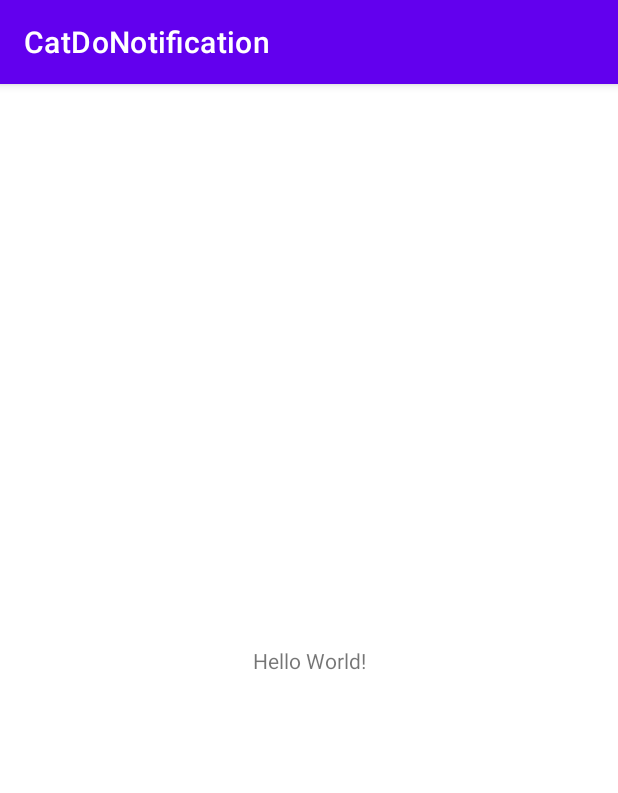
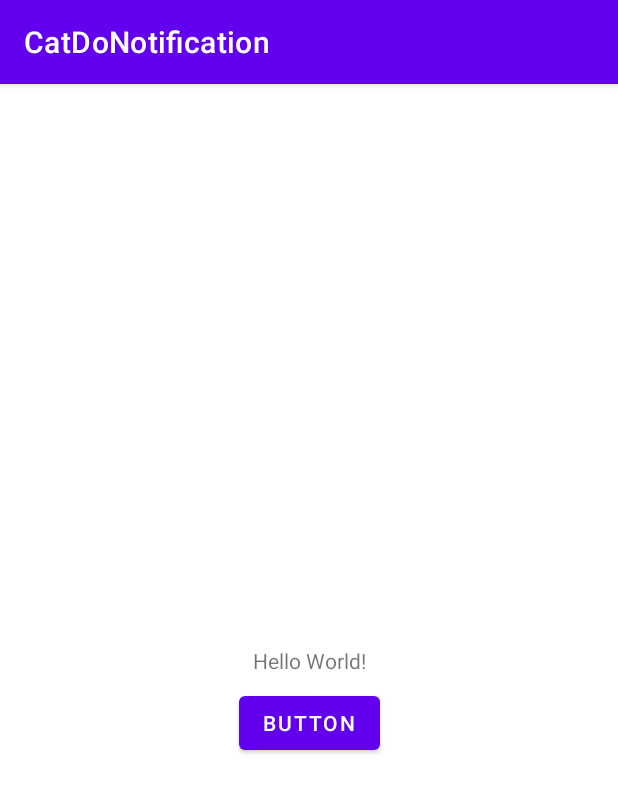
Before and after one commit to Hack-Roll-2022/CatDo, an Android app: the screen it shows after launch (MainActivity), on a phone screen of 412 x 824 dp. Shown: the top 793 px of the screen. Run offline under Robolectric (Android 15) with nearby library versions, the phone set to English and light mode, and no system bars.

Commit message:
Notification added (click button enables notification)

```diff
--- a/app/build.gradle
+++ b/app/build.gradle
@@ -27,8 +27,9 @@ android {
     }
 }
 
+
 dependencies {
-
+    implementation 'androidx.core:core:1.6.0'
     implementation 'androidx.appcompat:appcompat:1.2.0'
     implementation 'com.google.android.material:material:1.3.0'
     implementation 'androidx.constraintlayout:constraintlayout:2.0.4'
--- /dev/null
+++ b/app/src/main/res/drawable/ic_notification_icon.xml
@@ -0,0 +1,4 @@
+<?xml version="1.0" encoding="utf-8"?>
+<selector xmlns:android="http://schemas.android.com/apk/res/android">
+
+</selector>
--- a/app/src/main/res/layout/activity_main.xml
+++ b/app/src/main/res/layout/activity_main.xml
@@ -7,6 +7,7 @@
     tools:context=".MainActivity">
 
     <TextView
+        android:id="@+id/textView"
         android:layout_width="wrap_content"
         android:layout_height="wrap_content"
         android:text="Hello World!"
@@ -15,4 +16,15 @@
         app:layout_constraintRight_toRightOf="parent"
         app:layout_constraintTop_toTopOf="parent" />
 
+    <Button
+        android:id="@+id/button1"
+        android:layout_width="wrap_content"
+        android:layout_height="wrap_content"
+        android:layout_marginTop="84dp"
+        android:text="Button"
+        app:layout_constraintBottom_toBottomOf="parent"
+        app:layout_constraintEnd_toEndOf="parent"
+        app:layout_constraintStart_toStartOf="parent"
+        app:layout_constraintTop_toTopOf="parent" />
+
 </androidx.constraintlayout.widget.ConstraintLayout>
```
Also changed, not shown: app/src/main/java/com/example/catdonotification/MainActivity.java (+51 -1 lines).
